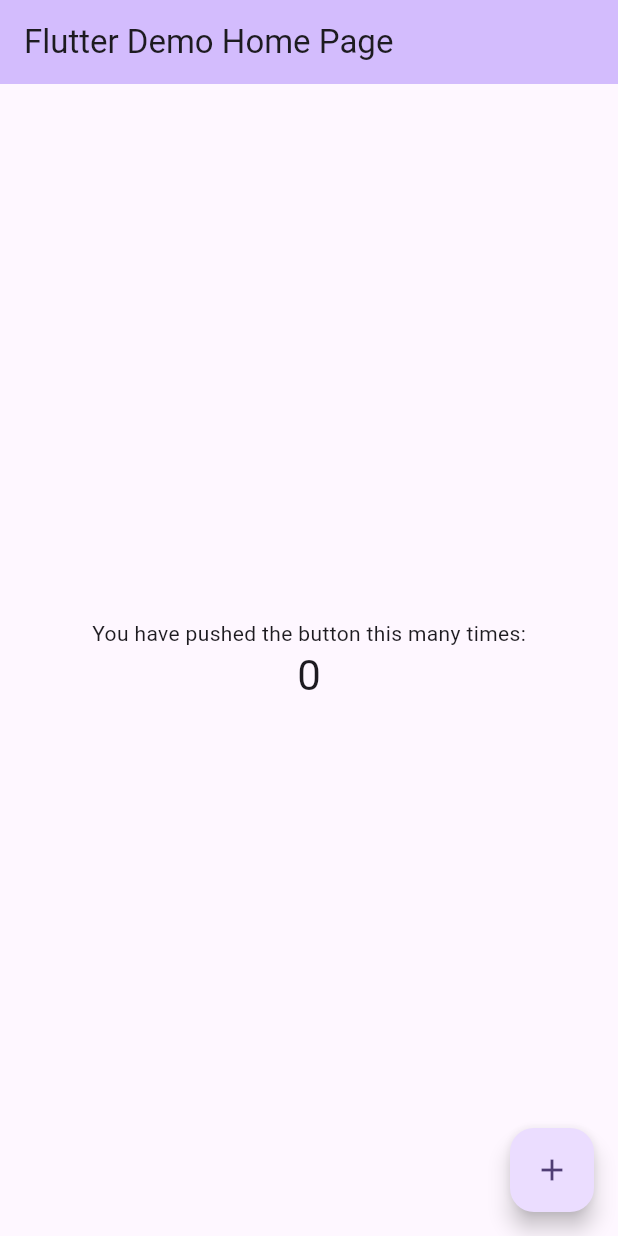
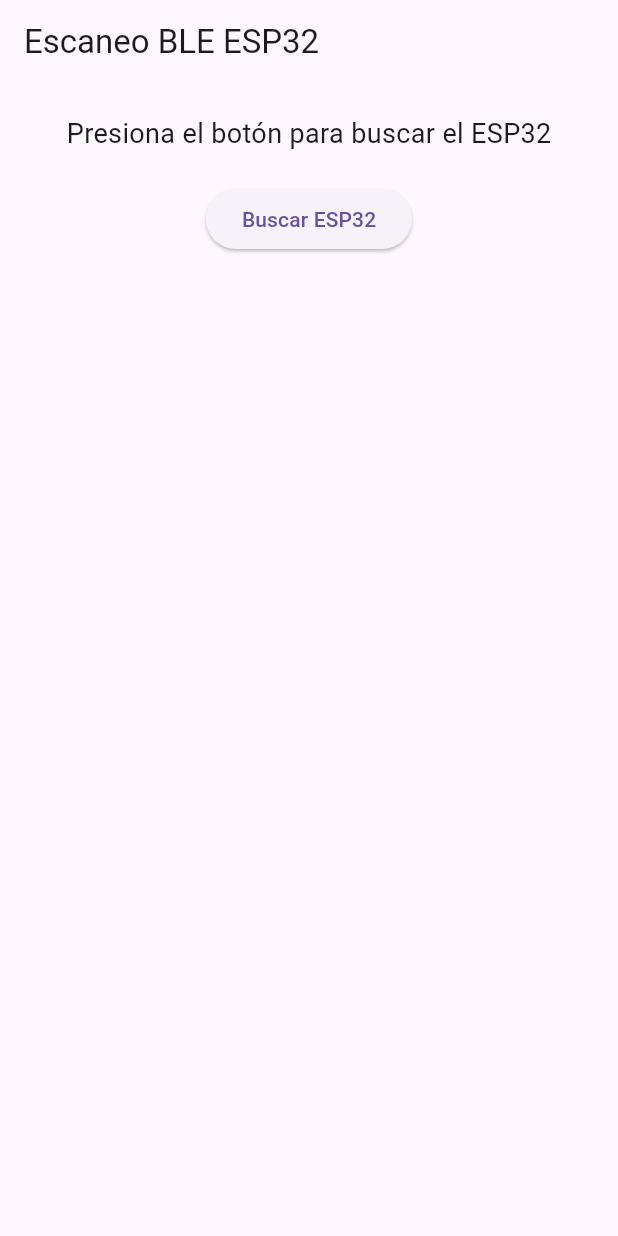
Before and after one commit to Mafer2805/Application-in-process, a Flutter app: the screen it shows after launch, on a phone screen of 412 x 824 dp. Run offline on Flutter 3.47's test engine with Material 3 defaults, Android fonts, the phone set to English and light mode, and no system bars; our stand-ins replace flutter_blue_plus, permission_handler.

Commit message:
Código base en aplicación y conexión con celular

```diff
--- a/lib/main.dart
+++ b/lib/main.dart
@@ -1,4 +1,12 @@
 import 'package:flutter/material.dart';
+import 'package:flutter_blue_plus/flutter_blue_plus.dart';
+import 'package:permission_handler/permission_handler.dart';
+
+final Guid serviceUuid =
+    Guid("12345678-1234-1234-1234-123456789abc");
+
+final Guid characteristicUuid =
+    Guid("abcd1234-5678-1234-5678-123456789abc");
 
 void main() {
   runApp(const MyApp());
@@ -7,116 +15,163 @@ void main() {
 class MyApp extends StatelessWidget {
   const MyApp({super.key});
 
-  // This widget is the root of your application.
   @override
   Widget build(BuildContext context) {
-    return MaterialApp(
-      title: 'Flutter Demo',
-      theme: ThemeData(
-        // This is the theme of your application.
-        //
-        // TRY THIS: Try running your application with "flutter run". You'll see
-        // the application has a purple toolbar. Then, without quitting the app,
-        // try changing the seedColor in the colorScheme below to Colors.green
-        // and then invoke "hot reload" (save your changes or press the "hot
-        // reload" button in a Flutter-supported IDE, or press "r" if you used
-        // the command line to start the app).
-        //
-        // Notice that the counter didn't reset back to zero; the application
-        // state is not lost during the reload. To reset the state, use hot
-        // restart instead.
-        //
-        // This works for code too, not just values: Most code changes can be
-        // tested with just a hot reload.
-        colorScheme: .fromSeed(seedColor: Colors.deepPurple),
-      ),
-      home: const MyHomePage(title: 'Flutter Demo Home Page'),
+    return const MaterialApp(
+      debugShowCheckedModeBanner: false,
+      home: BluetoothScanPage(),
     );
   }
 }
 
-class MyHomePage extends StatefulWidget {
-  const MyHomePage({super.key, required this.title});
-
-  // This widget is the home page of your application. It is stateful, meaning
-  // that it has a State object (defined below) that contains fields that affect
-  // how it looks.
-
-  // This class is the configuration for the state. It holds the values (in this
-  // case the title) provided by the parent (in this case the App widget) and
-  // used by the build method of the State. Fields in a Widget subclass are
-  // always marked "final".
-
-  final String title;
+class BluetoothScanPage extends StatefulWidget {
+  const BluetoothScanPage({super.key});
 
   @override
-  State<MyHomePage> createState() => _MyHomePageState();
+  State<BluetoothScanPage> createState() => _BluetoothScanPageState();
 }
 
-class _MyHomePageState extends State<MyHomePage> {
-  int _counter = 0;
+class _BluetoothScanPageState extends State<BluetoothScanPage> {
+  String estado = "Presiona el botón para buscar el ESP32";
+  List<ScanResult> dispositivosEncontrados = [];
 
-  void _incrementCounter() {
+  Future<void> pedirPermisos() async {
+    await Permission.bluetoothScan.request();
+    await Permission.bluetoothConnect.request();
+    await Permission.location.request();
+  }
+
+  Future<void> buscarDispositivosBLE() async {
+    await pedirPermisos();
+
     setState(() {
-      // This call to setState tells the Flutter framework that something has
-      // changed in this State, which causes it to rerun the build method below
-      // so that the display can reflect the updated values. If we changed
-      // _counter without calling setState(), then the build method would not be
-      // called again, and so nothing would appear to happen.
-      _counter++;
+      estado = "Buscando dispositivos BLE...";
+      dispositivosEncontrados.clear();
     });
+
+    await FlutterBluePlus.startScan(
+      timeout: const Duration(seconds: 6),
+    );
+
+    FlutterBluePlus.scanResults.listen((results) {
+      setState(() {
+        dispositivosEncontrados = results;
+      });
+
+      for (ScanResult result in results) {
+        String nombre = result.device.platformName;
+
+        print("Dispositivo encontrado: $nombre");
+
+        if (nombre == "MAX30102_ESP32") {
+          setState(() {
+            estado = "¡ESP32 encontrado!";
+          });
+
+          FlutterBluePlus.stopScan();
+        }
+      }
+    });
+  }
+
+  Future<void> conectarDispositivo(BluetoothDevice device) async {
+    setState(() {
+      estado = "Conectando a ${device.platformName}...";
+    });
+
+    await FlutterBluePlus.stopScan();
+
+    await device.connect();
+
+    setState(() {
+      estado = "Conectado. Buscando servicio...";
+    });
+
+    List<BluetoothService> services = await device.discoverServices();
+
+    for (BluetoothService service in services) {
+      if (service.uuid == serviceUuid) {
+        for (BluetoothCharacteristic characteristic
+            in service.characteristics) {
+          if (characteristic.uuid == characteristicUuid) {
+            await characteristic.setNotifyValue(true);
+
+            setState(() {
+              estado = "Recibiendo datos del sensor...";
+            });
+
+            characteristic.onValueReceived.listen((value) {
+              String data = String.fromCharCodes(value);
+
+              List<String> partes = data.split(",");
+
+              if (partes.length == 2) {
+                String bpm = partes[0];
+                String spo2 = partes[1];
+
+                print("BPM: $bpm");
+                print("SpO2: $spo2");
+
+                setState(() {
+                  estado = "BPM: $bpm | SpO2: $spo2%";
+                });
+              }
+            });
+          }
+        }
+      }
+    }
   }
 
   @override
   Widget build(BuildContext context) {
-    // This method is rerun every time setState is called, for instance as done
-    // by the _incrementCounter method above.
-    //
-    // The Flutter framework has been optimized to make rerunning build methods
-    // fast, so that you can just rebuild anything that needs updating rather
-    // than having to individually change instances of widgets.
     return Scaffold(
       appBar: AppBar(
-        // TRY THIS: Try changing the color here to a specific color (to
-        // Colors.amber, perhaps?) and trigger a hot reload to see the AppBar
-        // change color while the other colors stay the same.
-        backgroundColor: Theme.of(context).colorScheme.inversePrimary,
-        // Here we take the value from the MyHomePage object that was created by
-        // the App.build method, and use it to set our appbar title.
-        title: Text(widget.title),
+        title: const Text("Escaneo BLE ESP32"),
       ),
-      body: Center(
-        // Center is a layout widget. It takes a single child and positions it
-        // in the middle of the parent.
+      body: Padding(
+        padding: const EdgeInsets.all(20),
         child: Column(
-          // Column is also a layout widget. It takes a list of children and
-          // arranges them vertically. By default, it sizes itself to fit its
-          // children horizontally, and tries to be as tall as its parent.
-          //
-          // Column has various properties to control how it sizes itself and
-          // how it positions its children. Here we use mainAxisAlignment to
-          // center the children vertically; the main axis here is the vertical
-          // axis because Columns are vertical (the cross axis would be
-          // horizontal).
-          //
-          // TRY THIS: Invoke "debug painting" (choose the "Toggle Debug Paint"
-          // action in the IDE, or press "p" in the console), to see the
-          // wireframe for each widget.
-          mainAxisAlignment: .center,
           children: [
-            const Text('You have pushed the button this many times:'),
             Text(
-              '$_counter',
-              style: Theme.of(context).textTheme.headlineMedium,
+              estado,
+              style: const TextStyle(fontSize: 18),
+            ),
+
+            const SizedBox(height: 20),
+
+            ElevatedButton(
+              onPressed: buscarDispositivosBLE,
+              child: const Text("Buscar ESP32"),
+            ),
+
+            const SizedBox(height: 20),
+
+            Expanded(
+              child: ListView.builder(
+                itemCount: dispositivosEncontrados.length,
+                itemBuilder: (context, index) {
+                  final result = dispositivosEncontrados[index];
+                  final device = result.device;
+
+                  final nombre = device.platformName.isNotEmpty
+                      ? device.platformName
+                      : "Dispositivo sin nombre";
+
+                  return ListTile(
+                    title: Text(nombre),
+                    subtitle: Text(device.remoteId.toString()),
+                    trailing: Text("${result.rssi} dBm"),
+                    onTap: () {
+                      conectarDispositivo(device);
+                    },
+                  );
+                },
+              ),
             ),
           ],
         ),
       ),
-      floatingActionButton: FloatingActionButton(
-        onPressed: _incrementCounter,
-        tooltip: 'Increment',
-        child: const Icon(Icons.add),
-      ),
     );
   }
 }
```
